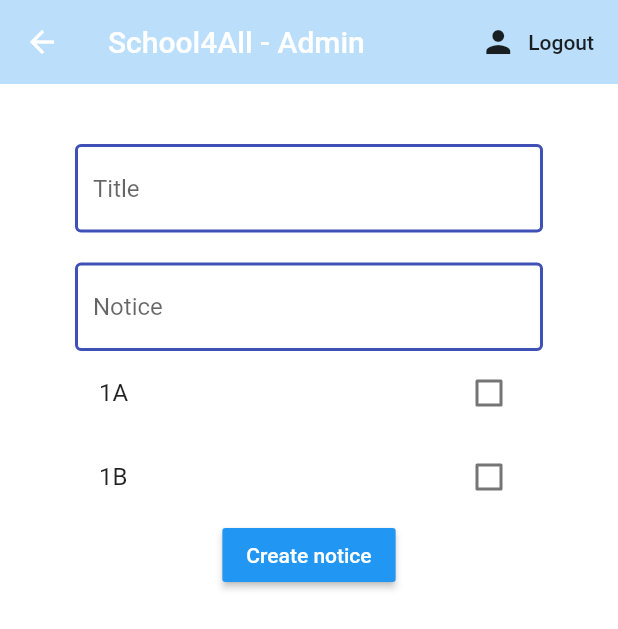
After one commit to 15087/Application-Mobile-AM4L, a Flutter app: the HomePrincipal screen opened directly, on a phone screen of 412 x 824 dp. The commit adds this screen. Shown: the top 629 px of the screen. Run offline on Flutter 3.47's test engine with Material 2 defaults, Android fonts, the phone set to English and light mode, and no system bars; our stand-ins replace cloud_firestore, firebase_auth, flutter_spinkit; accounts and stored records are empty.

Commit message:
Principal View
Principal connexion & view: create a notice

```diff
--- /dev/null
+++ b/app_mobile/lib/screens/home/homePrincipal.dart
@@ -0,0 +1,92 @@
+import 'package:app_mobile/services/auth.dart';
+import 'package:app_mobile/shared/constants.dart';
+import 'package:flutter/material.dart';
+
+class HomePrincipal extends StatefulWidget {
+  @override
+  _HomePrincipalState createState() => _HomePrincipalState();
+}
+
+class _HomePrincipalState extends State<HomePrincipal> {
+  final AuthService _auth = AuthService();
+
+  String title = '';
+  String text = '';
+  bool value1 = false;
+  bool value2 = false;
+  bool value3 = false;
+
+  @override
+  Widget build(BuildContext context) {
+    return Scaffold(
+      backgroundColor: Colors.white,
+      appBar: AppBar(
+        title: Text('School4All - Admin'),
+        backgroundColor: Colors.blue[100],
+        elevation: 0.0,
+        actions: <Widget>[
+          FlatButton.icon(
+              onPressed: () async {
+                await _auth.signOut();
+              },
+              icon: Icon(Icons.person),
+              label: Text('Logout'))
+        ],
+      ),
+      body: Container(
+        padding: EdgeInsets.symmetric(vertical: 20.0, horizontal: 50.0),
+        child: Form(
+          child: Column(
+            children: <Widget>[
+              SizedBox(
+                height: 20.0,
+              ),
+              TextFormField(
+                decoration: textInputDecoration.copyWith(hintText: 'Title'),
+                onChanged: (val) {
+                  setState(() => title = val);
+                },
+              ),
+              SizedBox(
+                height: 20.0,
+              ),
+              TextFormField(
+                decoration: textInputDecoration.copyWith(hintText: 'Notice'),
+                onChanged: (val) {
+                  setState(() => text = val);
+                },
+              ),
+              CheckboxListTile(
+                value: value1,
+                onChanged: (bool value) {
+                  setState(() {
+                    value1 = value;
+                  });
+                },
+                title: Text('1A'),
+                activeColor: Colors.blue[500],
+              ),
+              CheckboxListTile(
+                value: value2,
+                onChanged: (bool value) {
+                  setState(() {
+                    value2 = value;
+                  });
+                },
+                title: Text('1B'),
+                activeColor: Colors.blue[500],
+              ),
+              RaisedButton(
+                  color: Colors.blue[500],
+                  child: Text(
+                    'Create notice',
+                    style: TextStyle(color: Colors.white),
+                  ),
+                  onPressed: () async {}),
+            ],
+          ),
+        ),
+      ),
+    );
+  }
+}
```
Also changed, not shown: app_mobile/lib/models/classe.dart (added, +13 -0 lines), app_mobile/lib/screens/wrapper.dart (+6 -1 lines), app_mobile/lib/services/database.dart (added, +8 -0 lines).
